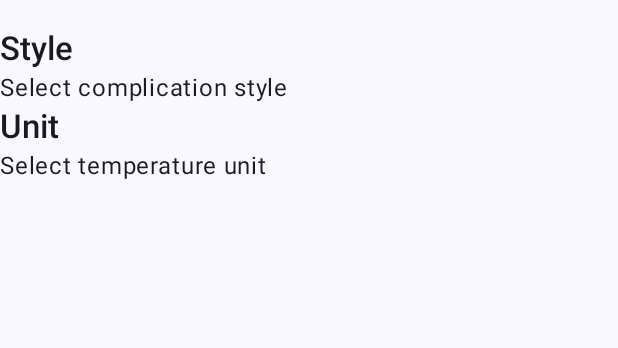
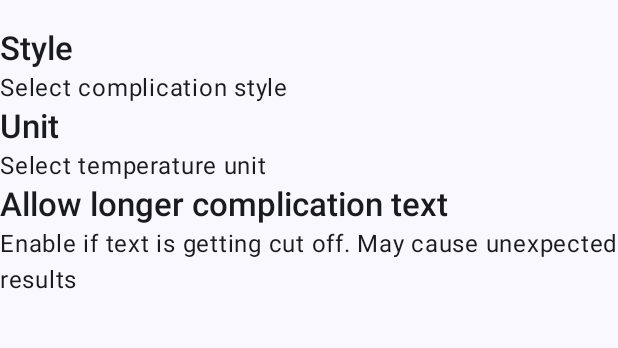
Before and after one commit to pacjo/GenericWeatherPlugin, an Android app built with Jetpack Compose: the ComplicationConfigurationActivity screen opened directly, with no data from a screen before it, on a phone screen of 412 x 824 dp, the part 200-548 px from its top. Run offline under Robolectric (Android 15) with nearby library versions, the phone set to English and light mode, and no system bars; libraries missing offline, so code that uses them is left out: com.kieronquinn.app.

Commit message:
add support for disabling text trimming for complication

```diff
--- a/app/src/main/java/nodomain/pacjo/smartspacer/genericweather/ui/activities/ComplicationConfigurationActivity.kt
+++ b/app/src/main/java/nodomain/pacjo/smartspacer/genericweather/ui/activities/ComplicationConfigurationActivity.kt
@@ -64,6 +64,20 @@ class ComplicationConfigurationActivity : ComponentActivity() {
                                 "Fahrenheit"
                             )
                         )
+
+                        PreferenceMenu(
+                            icon = R.drawable.baseline_error_24,
+                            title = "Allow longer complication text",
+                            subtitle = "Enable if text is getting cut off. May cause unexpected results",
+                            stateCallback = {
+                                    value -> savePreference(context,"complication_trim_to_fit", value)
+                                SmartspacerComplicationProvider.notifyChange(context, GenericWeatherComplication::class.java)
+                            },
+                            items = listOf(
+                                "Enabled",
+                                "Disabled"
+                            )
+                        )
                     }
                 }
             }
--- a/app/src/main/res/raw/default_data.json
+++ b/app/src/main/res/raw/default_data.json
@@ -4,7 +4,8 @@
     "target_style": "Temperature and condition",
     "target_point_visible": 4,
     "complication_unit": "Celsius",
-    "complication_style": "Temperature only"
+    "complication_style": "Temperature only",
+    "complication_trim_to_fit": "Disabled"
   },
   "weather": {}
 }
```
Also changed, not shown: app/src/main/java/nodomain/pacjo/smartspacer/genericweather/complications/GenericWeatherComplication.kt (+9 -1 lines).
